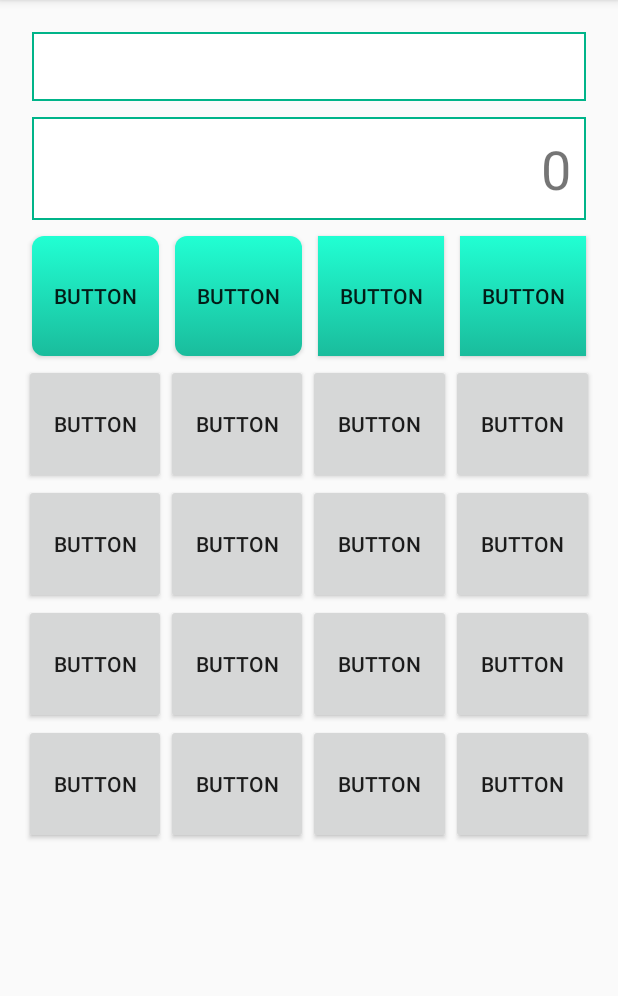
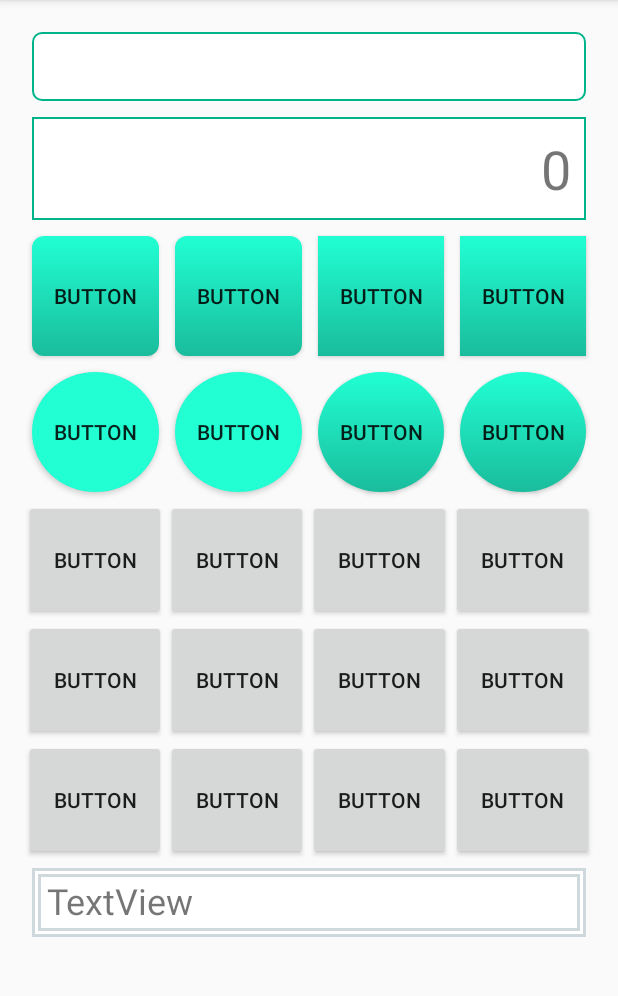
Before and after one commit to tikomo/AndroidCalc, an Android app: the screen it shows after launch (MainActivity), on a phone screen of 412 x 824 dp, the part 84-1080 px from its top. Run offline under Robolectric (Android 15) with nearby library versions, the phone set to English and light mode, and no system bars.

Commit message:
画面イメージを更新

```diff
--- /dev/null
+++ b/app/src/main/res/drawable/button_style3.xml
@@ -0,0 +1,14 @@
+<?xml version="1.0" encoding="utf-8"?>
+<!-- shape:oval(=楕円形) -->
+<shape xmlns:android="http://schemas.android.com/apk/res/android"
+    android:shape="oval">
+
+    <!-- サイズを指定 -->
+    <size
+        android:width="80dip"
+        android:height="80dip"/>
+
+    <!-- 背景色 -->
+    <solid android:color="#21ffd3" />
+
+</shape>
--- /dev/null
+++ b/app/src/main/res/drawable/button_style4.xml
@@ -0,0 +1,33 @@
+<?xml version="1.0" encoding="utf-8"?>
+<selector xmlns:android="http://schemas.android.com/apk/res/android">
+
+    <!-- ボタンが押されていない状態 -->
+    <item android:state_pressed="false">
+        <!-- shape:oval(=円形) -->
+        <shape android:shape="oval">
+            <!-- グラデーション -->
+            <!-- angle:角度、type:linear(=線形) -->
+            <gradient
+                android:angle="90"
+                android:endColor="#21ffd3"
+                android:startColor="#1abc9c"
+                android:type="linear" />
+
+        </shape>
+    </item>
+
+    <!-- ボタンが押された状態 -->
+    <item android:state_pressed="true">
+        <!-- shape:oval(=円形) -->
+        <shape android:shape="oval">
+            <!-- グラデーション -->
+            <!-- angle:角度、type:linear(=線形) -->
+            <gradient
+                android:angle="90"
+                android:endColor="#cfd8dc"
+                android:startColor="#37474f"
+                android:type="linear" />
+        </shape>
+    </item>
+
+</selector>
--- /dev/null
+++ b/app/src/main/res/drawable/tv_style2.xml
@@ -0,0 +1,65 @@
+<?xml version="1.0" encoding="utf-8"?>
+<!-- layer-listでitemを重ねられます。 -->
+<layer-list xmlns:android="http://schemas.android.com/apk/res/android">
+
+    <!-- item① -->
+    <item>
+        <!-- shape:rectangle(=四角形) -->
+        <shape android:shape="rectangle">
+            <!-- item②に対して2dp内側に入る。 -->
+            <padding
+                android:bottom="2dp"
+                android:left="2dp"
+                android:right="2dp"
+                android:top="2dp" />
+            <!-- 色:パープル -->
+            <solid android:color="#cfd8dc" />
+        </shape>
+    </item>
+
+    <!-- item② -->
+    <item>
+        <!-- shape:rectangle(=四角形) -->
+        <shape android:shape="rectangle">
+            <!-- item③に対して2dp内側に入る。 -->
+            <padding
+                android:bottom="2dp"
+                android:left="2dp"
+                android:right="2dp"
+                android:top="2dp" />
+            <!-- 色:白 -->
+            <solid android:color="#ffffff" />
+        </shape>
+    </item>
+
+    <!-- item③ -->
+    <item>
+        <!-- shape:rectangle(=四角形) -->
+        <shape android:shape="rectangle">
+
+            <padding
+                android:bottom="2dp"
+                android:left="2dp"
+                android:right="2dp"
+                android:top="2dp" />
+            <!-- 色:パープル -->
+            <solid android:color="#cfd8dc" />
+        </shape>
+    </item>
+
+    <!-- item -->
+    <item>
+        <!-- shape:rectangle(=四角形) -->
+        <shape android:shape="rectangle">
+            <!-- item③に対して2dp内側に入る。 -->
+            <padding
+                android:bottom="2dp"
+                android:left="2dp"
+                android:right="2dp"
+                android:top="2dp" />
+            <!-- 色:白 -->
+            <solid android:color="#ffffff" />
+        </shape>
+    </item>
+
+</layer-list>
--- /dev/null
+++ b/app/src/main/res/drawable/tv_style_round.xml
@@ -0,0 +1,14 @@
+<?xml version="1.0" encoding="utf-8"?>
+<shape
+    xmlns:android="http://schemas.android.com/apk/res/android"
+    android:shape="rectangle">
+    <solid android:color="#FFFFFF"/>
+
+    <!-- 角の丸み -->
+    <corners android:radius="6dp" />
+
+    <!-- 枠線 width:線の幅、color:線の色 -->
+    <stroke
+        android:width="1dp"
+        android:color="#00b489" />
+</shape>
--- a/app/src/main/res/layout/activity_main.xml
+++ b/app/src/main/res/layout/activity_main.xml
@@ -24,7 +24,7 @@
             android:layout_width="match_parent"
             android:layout_height="wrap_content"
             android:layout_margin="5dip"
-            android:background="@drawable/tv_style"
+            android:background="@drawable/tv_style_round"
             android:gravity="right"
             android:paddingLeft="10dip"
             android:paddingTop="5dip"
@@ -101,32 +101,40 @@
                 android:id="@+id/button5"
                 android:layout_width="wrap_content"
                 android:layout_height="wrap_content"
+                android:layout_margin="5dip"
                 android:layout_weight="1"
                 android:height="80dip"
+                android:background="@drawable/button_style3"
                 android:text="Button" />
 
             <Button
                 android:id="@+id/button6"
                 android:layout_width="wrap_content"
                 android:layout_height="wrap_content"
+                android:layout_margin="5dip"
                 android:layout_weight="1"
                 android:height="80dip"
+                android:background="@drawable/button_style3"
                 android:text="Button" />
 
             <Button
                 android:id="@+id/button7"
                 android:layout_width="wrap_content"
                 android:layout_height="wrap_content"
+                android:layout_margin="5dip"
                 android:layout_weight="1"
                 android:height="80dip"
+                android:background="@drawable/button_style4"
                 android:text="Button" />
 
             <Button
                 android:id="@+id/button8"
                 android:layout_width="wrap_content"
                 android:layout_height="wrap_content"
+                android:layout_margin="5dip"
                 android:layout_weight="1"
                 android:height="80dip"
+                android:background="@drawable/button_style4"
                 android:text="Button" />
         </LinearLayout>
 
@@ -243,5 +251,17 @@
                 android:height="80dip"
                 android:text="Button" />
         </LinearLayout>
+
+        <TextView
+            android:id="@+id/textView2"
+            android:layout_width="match_parent"
+            android:layout_height="wrap_content"
+            android:layout_margin="5dip"
+            android:paddingLeft="10dip"
+            android:paddingTop="5dip"
+            android:paddingRight="10dip"
+            android:text="TextView"
+            android:background="@drawable/tv_style2"
+            android:textSize="24sp" />
     </LinearLayout>
 </androidx.constraintlayout.widget.ConstraintLayout>
```
